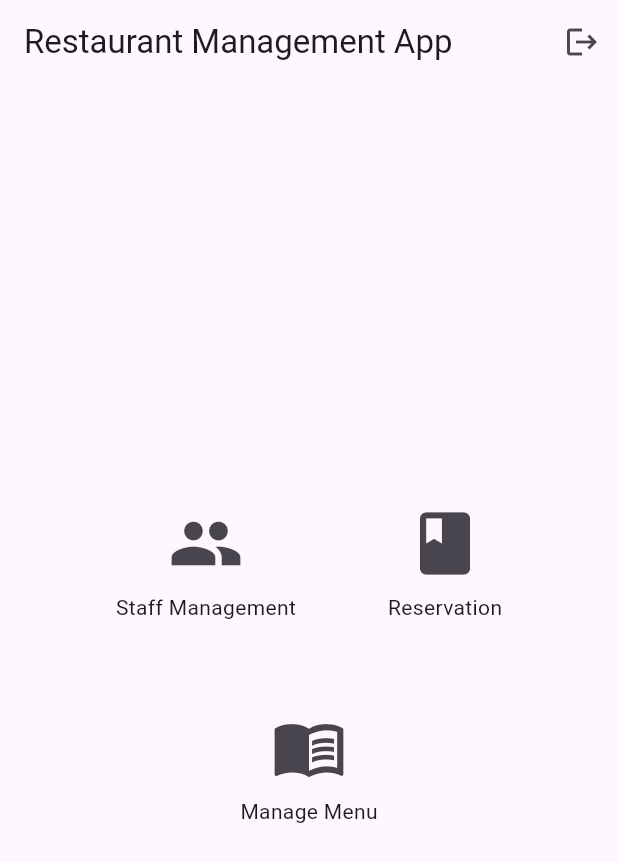
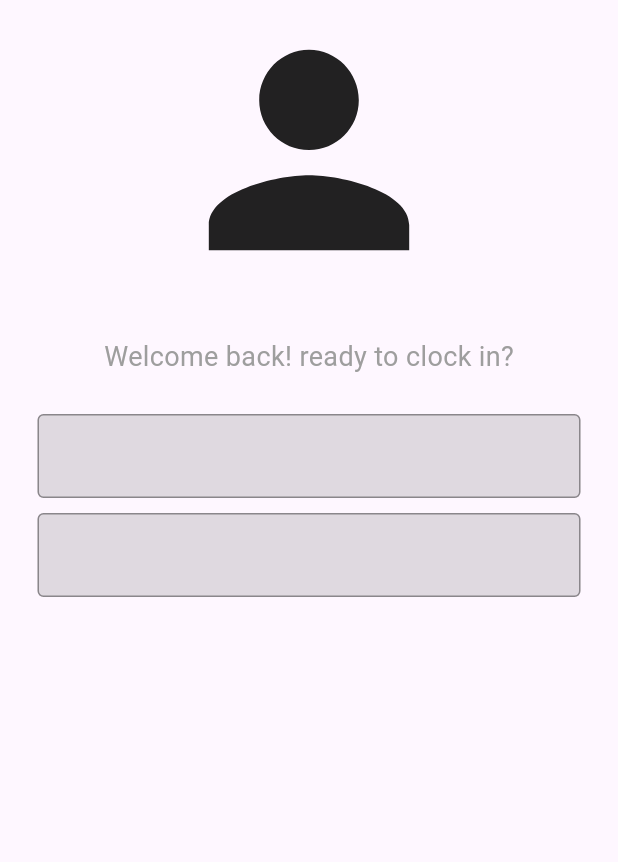
Before and after one commit to shafinach04/FP3-PPB-IUP, a Flutter app: the screen it shows after launch, on a phone screen of 412 x 824 dp. Shown: the top 862 px of the screen. Run offline on Flutter 3.47's test engine with Material 3 defaults, Android fonts, the phone set to English and light mode, and no system bars; our stand-ins replace cloud_firestore, file_picker, firebase_core, firebase_storage, image_picker; accounts and stored records are empty.

Commit message:
add login page

```diff
--- a/lib/main.dart
+++ b/lib/main.dart
@@ -1,6 +1,7 @@
 import 'package:flutter/material.dart';
 import 'package:ppb_fp/pages/menu_page.dart';
 import 'package:ppb_fp/pages/home_page.dart';
+import 'package:ppb_fp/pages/login_page.dart';
 import 'package:ppb_fp/pages/admin_dashboard.dart';
 import 'package:firebase_core/firebase_core.dart';
 import 'firebase_options.dart';
@@ -20,7 +21,7 @@ class MyApp extends StatelessWidget {
   Widget build(BuildContext context) {
     return MaterialApp(
       // debugShowCheckedModeBanner: false,
-      home: AdminDashboard(),
+      home: LoginPage(),
     );
   }
 }
--- /dev/null
+++ b/lib/pages/login_page.dart
@@ -0,0 +1,70 @@
+import 'package:flutter/material.dart';
+
+class LoginPage extends StatelessWidget {
+  const LoginPage({super.key});
+
+  @override
+  Widget build(BuildContext context) {
+    return const Scaffold(
+      body: SafeArea(
+        child: Center(
+          child: Column(
+            children: [
+
+              const Icon(
+                Icons.person,
+                size: 200,
+              ),
+              SizedBox(height: 25),
+
+              Text(
+                'Welcome back! ready to clock in?',
+                style: TextStyle(
+                  color: Colors.grey,
+                  fontSize: 18,
+                ),
+              ),
+
+              const SizedBox(height: 25,),
+
+              Padding(
+                padding: EdgeInsets.symmetric(horizontal: 25.0),
+                child: TextField(
+                  decoration: InputDecoration(
+                    enabledBorder: OutlineInputBorder(
+                      borderSide: BorderSide(color: Colors.black38),
+                    ),
+                    focusedBorder: OutlineInputBorder(
+                      borderSide: BorderSide(color: Colors.black12),
+                    ),
+                    fillColor: Colors.black12,
+                    filled: true,
+                  ),
+                ),
+              ),
+
+              const SizedBox(height: 10),
+
+              Padding(
+                padding: EdgeInsets.symmetric(horizontal: 25.0),
+                child: TextField(
+                  decoration: InputDecoration(
+                    enabledBorder: OutlineInputBorder(
+                      borderSide: BorderSide(color: Colors.black38),
+                    ),
+                    focusedBorder: OutlineInputBorder(
+                      borderSide: BorderSide(color: Colors.black12),
+                    ),
+                    fillColor: Colors.black12,
+                    filled: true,
+                  ),
+                ),
+              )
+
+            ],
+          ),
+        ),
+      ),
+    );
+  }
+}
--- a/lib/pages/menu_page.dart
+++ b/lib/pages/menu_page.dart
@@ -95,6 +95,7 @@ class _UploadImageAndMoreState extends State<UploadImageAndMore> {
                 Center(
                     child: ElevatedButton(
                         onPressed: () async {
+                          try {
                             if (imageUrl.isEmpty) {
                               ScaffoldMessenger.of(context).showSnackBar(
                                   const SnackBar(
@@ -103,8 +104,8 @@ class _UploadImageAndMoreState extends State<UploadImageAndMore> {
                               return;
                             }
                             final String name = _nameController.text;
-                          final int? price =
-                          int.tryParse(_priceController.text);
+                            final String price = _priceController.text;
+                            // int.tryParse(_priceController.text);
                             if (price != null) {
                               await _items.add({
                                 // Add items in you firebase firestore
@@ -115,6 +116,9 @@ class _UploadImageAndMoreState extends State<UploadImageAndMore> {
                               _nameController.text = '';
                               _priceController.text = '';
                               Navigator.of(context).pop();
+                            }
+                          }catch (e) {
+                            print('Failed to add item: $e');
                           }
                         },
                         child: const Text('Create')))
--- a/pubspec.yaml
+++ b/pubspec.yaml
@@ -41,6 +41,7 @@ dependencies:
   firebase_storage: ^11.7.7
   file_picker: ^8.0.3
   intl: ^0.19.0
+  firebase_auth: ^4.20.0
 
 dev_dependencies:
   flutter_test:
```
Also changed, not shown: pubspec.lock, 3 other files. Lines whose indentation alone changed are shown as unchanged.
